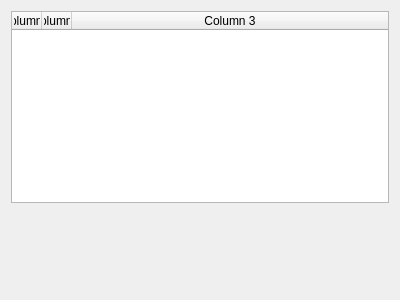
This is src/WhiskerToolbox/Test_Widget/Test_Widget.ui in paulmthompson/WhiskerToolbox as Qt 5 draws it before an edit. The edited form follows.
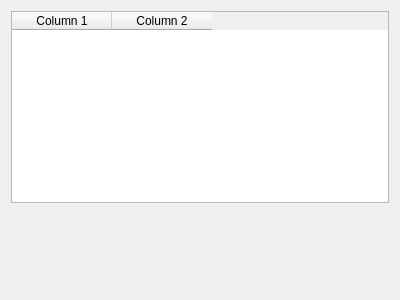
This is the edited form.

Patch:
```diff
--- a/src/WhiskerToolbox/Test_Widget/Test_Widget.ui
+++ b/src/WhiskerToolbox/Test_Widget/Test_Widget.ui
@@ -10,18 +10,6 @@
     <height>300</height>
    </rect>
   </property>
-  <property name="sizePolicy">
-   <sizepolicy hsizetype="MinimumExpanding" vsizetype="Preferred">
-    <horstretch>0</horstretch>
-    <verstretch>0</verstretch>
-   </sizepolicy>
-  </property>
-  <property name="minimumSize">
-   <size>
-    <width>150</width>
-    <height>0</height>
-   </size>
-  </property>
   <property name="windowTitle">
    <string>Form</string>
   </property>
@@ -29,28 +17,13 @@
    <item>
     <widget class="QTableWidget" name="tableWidget">
      <property name="sizePolicy">
-      <sizepolicy hsizetype="MinimumExpanding" vsizetype="Expanding">
+      <sizepolicy hsizetype="Expanding" vsizetype="Expanding">
        <horstretch>0</horstretch>
        <verstretch>0</verstretch>
       </sizepolicy>
      </property>
-     <property name="minimumSize">
-      <size>
-       <width>200</width>
-       <height>0</height>
-      </size>
-     </property>
-     <property name="horizontalScrollBarPolicy">
-      <enum>Qt::ScrollBarPolicy::ScrollBarAlwaysOff</enum>
-     </property>
-     <attribute name="horizontalHeaderMinimumSectionSize">
-      <number>30</number>
-     </attribute>
-     <attribute name="horizontalHeaderDefaultSectionSize">
-      <number>30</number>
-     </attribute>
      <attribute name="horizontalHeaderStretchLastSection">
-      <bool>true</bool>
+      <bool>false</bool>
      </attribute>
      <attribute name="verticalHeaderStretchLastSection">
       <bool>false</bool>
@@ -65,11 +38,6 @@
        <string>Column 2</string>
       </property>
      </column>
-     <column>
-      <property name="text">
-       <string>Column 3</string>
-      </property>
-     </column>
     </widget>
    </item>
    <item>
```
